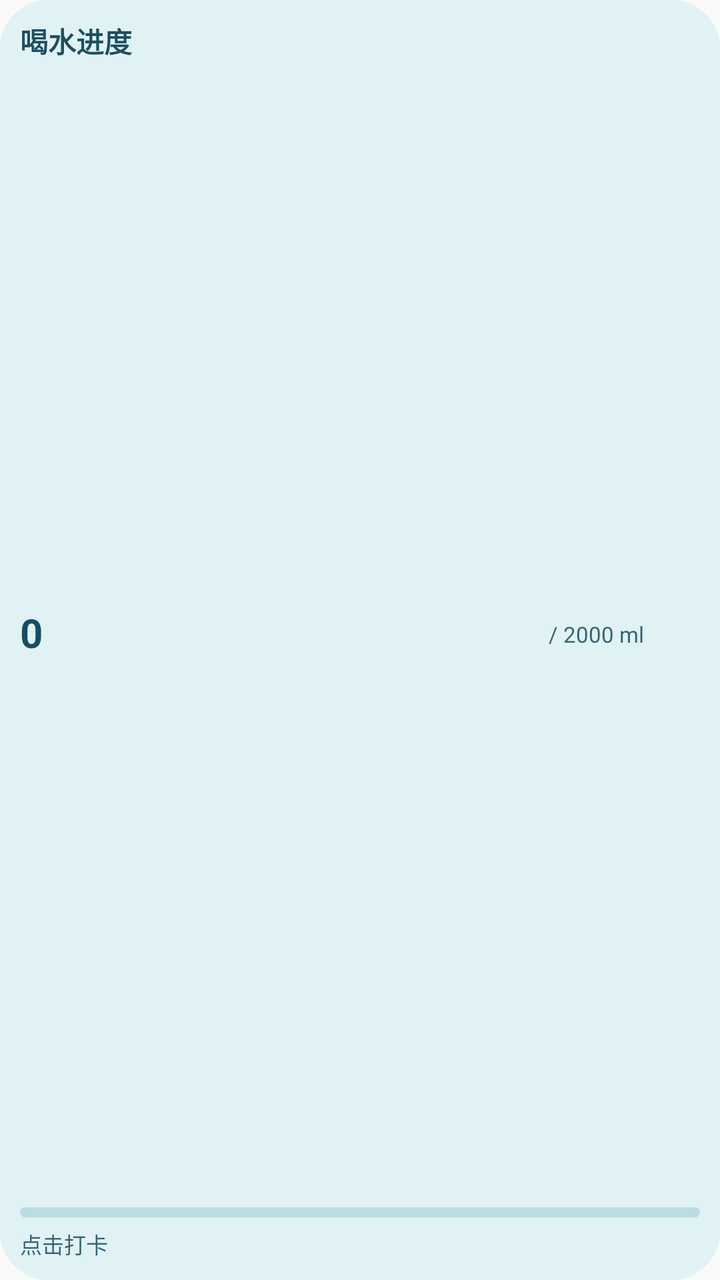
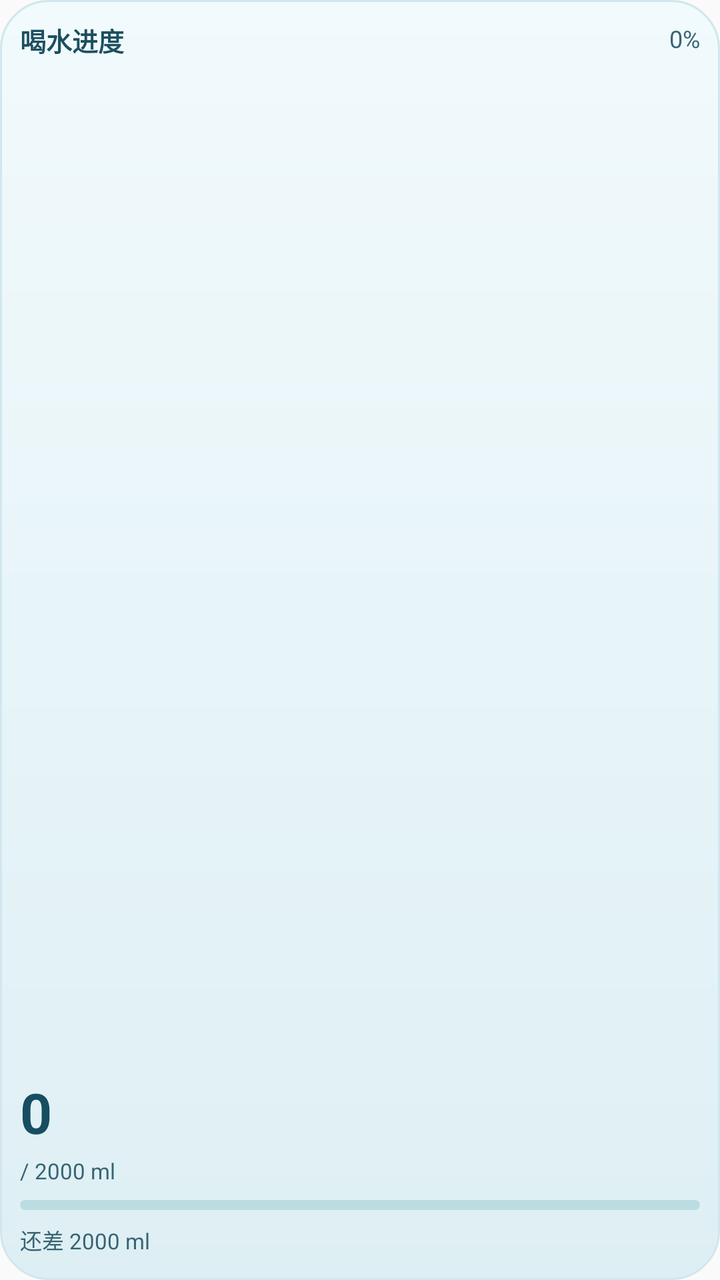

Compare the two renders of this Android layout. The source of the first and the diff that turns it into the second are given below.
<!-- AndroidManifest.xml: application theme android:Theme.Material.Light.NoActionBar -->
<!-- res/layout/widget_water_compact.xml -->
<?xml version="1.0" encoding="utf-8"?>
<LinearLayout xmlns:android="http://schemas.android.com/apk/res/android" android:id="@+id/widget_root" android:layout_width="match_parent" android:layout_height="match_parent" android:orientation="vertical" android:padding="10dp" android:background="@drawable/widget_water_card">
    <TextView android:layout_width="match_parent" android:layout_height="wrap_content" android:text="喝水进度" android:textColor="#1D4F60" android:textSize="14sp" android:textStyle="bold" />
    <LinearLayout android:layout_width="match_parent" android:layout_height="0dp" android:layout_weight="1" android:gravity="center_vertical">
        <TextView android:id="@+id/widget_amount" android:layout_width="0dp" android:layout_weight="1" android:layout_height="wrap_content" android:text="0" android:textColor="#164D61" android:textSize="20sp" android:textStyle="bold" android:maxLines="1" android:ellipsize="end" android:includeFontPadding="false" />
        <TextView android:id="@+id/widget_goal" android:layout_width="wrap_content" android:layout_height="wrap_content" android:text="/ 2000 ml" android:textColor="#376473" android:textSize="11sp" android:maxLines="1" />
        <ImageView android:id="@+id/widget_icon" android:layout_width="28dp" android:layout_height="32dp" android:scaleType="fitCenter" android:contentDescription="饮水水位" />
    </LinearLayout>
    <ProgressBar android:id="@+id/widget_progress" style="?android:attr/progressBarStyleHorizontal" android:layout_width="match_parent" android:layout_height="5dp" android:progressDrawable="@drawable/widget_water_progress" android:indeterminate="false" />
    <TextView android:id="@+id/widget_footer" android:layout_width="match_parent" android:layout_height="wrap_content" android:layout_marginTop="5dp" android:text="点击打卡" android:textColor="#376473" android:textSize="11sp" android:maxLines="1" android:ellipsize="end" />
</LinearLayout>
<!-- resources referenced by this layout -->
<resources>
  <!-- drawable widget_water_card (drawable) -->
  <?xml version="1.0" encoding="utf-8"?>
  <shape xmlns:android="http://schemas.android.com/apk/res/android"><solid android:color="#E0F2F4" /><corners android:radius="24dp" /></shape>
  <!-- drawable widget_water_progress (drawable) -->
  <?xml version="1.0" encoding="utf-8"?>
  <layer-list xmlns:android="http://schemas.android.com/apk/res/android">
      <item android:id="@android:id/background"><shape><solid android:color="#BBDDE2" /><corners android:radius="5dp" /></shape></item>
      <item android:id="@android:id/progress"><clip><shape><solid android:color="#226D80" /><corners android:radius="5dp" /></shape></clip></item>
  </layer-list>
</resources>

<!-- the commit's change to res/layout/widget_water_compact.xml (unified diff, before → after) -->
@@ -1,11 +1,16 @@
 <?xml version="1.0" encoding="utf-8"?>
 <LinearLayout xmlns:android="http://schemas.android.com/apk/res/android" android:id="@+id/widget_root" android:layout_width="match_parent" android:layout_height="match_parent" android:orientation="vertical" android:padding="10dp" android:background="@drawable/widget_water_card">
-    <TextView android:layout_width="match_parent" android:layout_height="wrap_content" android:text="喝水进度" android:textColor="#1D4F60" android:textSize="14sp" android:textStyle="bold" />
-    <LinearLayout android:layout_width="match_parent" android:layout_height="0dp" android:layout_weight="1" android:gravity="center_vertical">
-        <TextView android:id="@+id/widget_amount" android:layout_width="0dp" android:layout_weight="1" android:layout_height="wrap_content" android:text="0" android:textColor="#164D61" android:textSize="20sp" android:textStyle="bold" android:maxLines="1" android:ellipsize="end" android:includeFontPadding="false" />
-        <TextView android:id="@+id/widget_goal" android:layout_width="wrap_content" android:layout_height="wrap_content" android:text="/ 2000 ml" android:textColor="#376473" android:textSize="11sp" android:maxLines="1" />
-        <ImageView android:id="@+id/widget_icon" android:layout_width="28dp" android:layout_height="32dp" android:scaleType="fitCenter" android:contentDescription="饮水水位" />
+    <LinearLayout android:layout_width="match_parent" android:layout_height="wrap_content" android:gravity="center_vertical">
+        <TextView android:gravity="center_vertical" android:layout_width="0dp" android:layout_weight="1" android:layout_height="20dp" android:text="喝水进度" android:textColor="#1D4F60" android:textSize="14sp" android:textStyle="bold" android:maxLines="1" android:autoSizeTextType="uniform" android:autoSizeMinTextSize="6sp" android:autoSizeMaxTextSize="14sp" android:autoSizeStepGranularity="1sp" android:includeFontPadding="false" />
+        <TextView android:gravity="end|center_vertical" android:id="@+id/widget_percent" android:layout_width="44dp" android:layout_height="20dp" android:layout_marginStart="4dp" android:text="0%" android:textColor="#376473" android:textSize="11sp" android:maxLines="1" android:autoSizeTextType="uniform" android:autoSizeMinTextSize="6sp" android:autoSizeMaxTextSize="12sp" android:autoSizeStepGranularity="1sp" android:includeFontPadding="false" />
+    </LinearLayout>
+    <LinearLayout android:layout_width="match_parent" android:layout_height="0dp" android:layout_weight="1" android:layout_marginTop="4dp" android:layout_marginBottom="4dp" android:gravity="center_vertical">
+        <LinearLayout android:layout_width="0dp" android:layout_weight="1" android:layout_height="match_parent" android:orientation="vertical">
+            <TextView android:id="@+id/widget_amount" android:layout_width="match_parent" android:layout_height="0dp" android:layout_weight="1" android:gravity="bottom" android:text="0" android:textColor="#164D61" android:textSize="28sp" android:textStyle="bold" android:maxLines="1" android:autoSizeTextType="uniform" android:autoSizeMinTextSize="6sp" android:autoSizeMaxTextSize="28sp" android:autoSizeStepGranularity="1sp" android:includeFontPadding="false" />
+            <TextView android:gravity="center_vertical" android:id="@+id/widget_goal" android:layout_width="match_parent" android:layout_height="20dp" android:layout_marginTop="2dp" android:text="/ 2000 ml" android:textColor="#376473" android:textSize="11sp" android:maxLines="1" android:autoSizeTextType="uniform" android:autoSizeMinTextSize="6sp" android:autoSizeMaxTextSize="11sp" android:autoSizeStepGranularity="1sp" android:includeFontPadding="false" />
+        </LinearLayout>
+        <ImageView android:id="@+id/widget_icon" android:layout_width="36dp" android:layout_height="match_parent" android:layout_marginStart="6dp" android:scaleType="fitCenter" android:contentDescription="饮水水位" />
     </LinearLayout>
     <ProgressBar android:id="@+id/widget_progress" style="?android:attr/progressBarStyleHorizontal" android:layout_width="match_parent" android:layout_height="5dp" android:progressDrawable="@drawable/widget_water_progress" android:indeterminate="false" />
-    <TextView android:id="@+id/widget_footer" android:layout_width="match_parent" android:layout_height="wrap_content" android:layout_marginTop="5dp" android:text="点击打卡" android:textColor="#376473" android:textSize="11sp" android:maxLines="1" android:ellipsize="end" />
+    <TextView android:gravity="center_vertical" android:id="@+id/widget_footer" android:layout_width="match_parent" android:layout_height="20dp" android:layout_marginTop="5dp" android:text="还差 2000 ml" android:textColor="#376473" android:textSize="11sp" android:maxLines="1" android:autoSizeTextType="uniform" android:autoSizeMinTextSize="6sp" android:autoSizeMaxTextSize="11sp" android:autoSizeStepGranularity="1sp" android:includeFontPadding="false" />
 </LinearLayout>
<!-- resource entries referenced after the edit -->
@@ -2,7 +2,7 @@
 <resources>
   <!-- drawable widget_water_card (drawable) -->
   <?xml version="1.0" encoding="utf-8"?>
-  <shape xmlns:android="http://schemas.android.com/apk/res/android"><solid android:color="#E0F2F4" /><corners android:radius="24dp" /></shape>
+  <shape xmlns:android="http://schemas.android.com/apk/res/android"><gradient android:startColor="#F1FAFC" android:endColor="#DEEFF4" android:angle="270" /><stroke android:width="1dp" android:color="#D1E6EE" /><corners android:radius="24dp" /></shape>
   <!-- drawable widget_water_progress (drawable) -->
   <?xml version="1.0" encoding="utf-8"?>
   <layer-list xmlns:android="http://schemas.android.com/apk/res/android">
